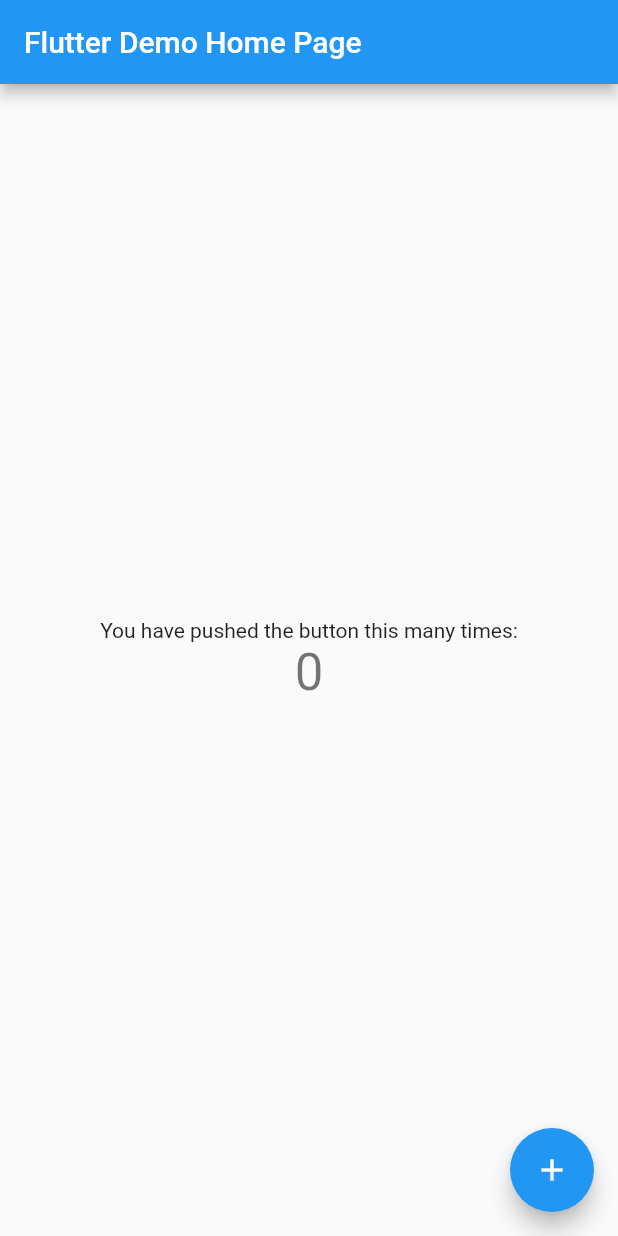
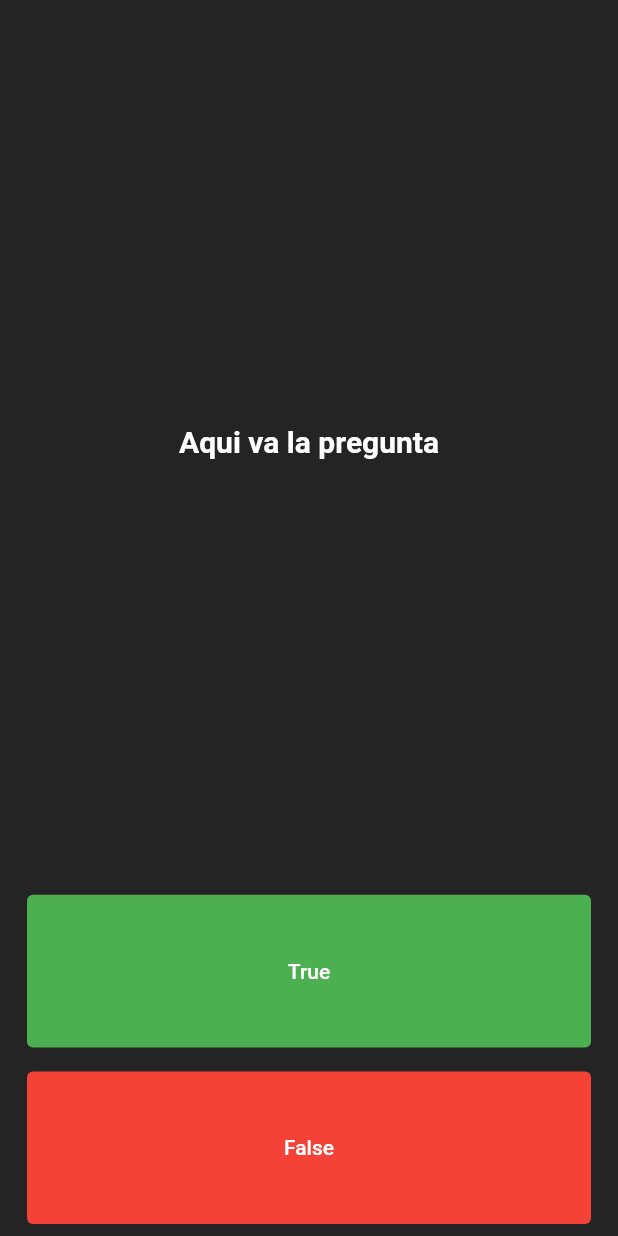
Before and after one commit to CocodriloFeliz/quizzler-app, a Flutter app: the screen it shows after launch, on a phone screen of 412 x 824 dp. Run offline on Flutter 3.47's test engine with Material 2 defaults, Android fonts, the phone set to English and light mode, and no system bars.

Commit message:
Base added

```diff
--- a/lib/main.dart
+++ b/lib/main.dart
@@ -1,115 +1,95 @@
 import 'package:flutter/material.dart';
 
 void main() {
-  runApp(const MyApp());
+  runApp(const QuizzlerApp());
 }
 
-class MyApp extends StatelessWidget {
-  const MyApp({Key? key}) : super(key: key);
+class QuizzlerApp extends StatelessWidget {
+  const QuizzlerApp({Key? key}) : super(key: key);
 
-  // This widget is the root of your application.
   @override
   Widget build(BuildContext context) {
-    return MaterialApp(
-      title: 'Flutter Demo',
-      theme: ThemeData(
-        // This is the theme of your application.
-        //
-        // Try running your application with "flutter run". You'll see the
-        // application has a blue toolbar. Then, without quitting the app, try
-        // changing the primarySwatch below to Colors.green and then invoke
-        // "hot reload" (press "r" in the console where you ran "flutter run",
-        // or simply save your changes to "hot reload" in a Flutter IDE).
-        // Notice that the counter didn't reset back to zero; the application
-        // is not restarted.
-        primarySwatch: Colors.blue,
+    return const MaterialApp(
+      home: Scaffold(
+        backgroundColor: Color.fromARGB(255, 36, 36, 36),
+        body: SafeArea(
+          child: Padding(
+            padding: EdgeInsets.symmetric(horizontal: 10.0),
+            child: QuizPage(),
+          ),
+        ),
       ),
-      home: const MyHomePage(title: 'Flutter Demo Home Page'),
     );
   }
 }
 
-class MyHomePage extends StatefulWidget {
-  const MyHomePage({Key? key, required this.title}) : super(key: key);
-
-  // This widget is the home page of your application. It is stateful, meaning
-  // that it has a State object (defined below) that contains fields that affect
-  // how it looks.
-
-  // This class is the configuration for the state. It holds the values (in this
-  // case the title) provided by the parent (in this case the App widget) and
-  // used by the build method of the State. Fields in a Widget subclass are
-  // always marked "final".
-
-  final String title;
+class QuizPage extends StatefulWidget {
+  const QuizPage({Key? key}) : super(key: key);
 
   @override
-  State<MyHomePage> createState() => _MyHomePageState();
+  State<QuizPage> createState() => _QuizPageState();
 }
 
-class _MyHomePageState extends State<MyHomePage> {
-  int _counter = 0;
-
-  void _incrementCounter() {
-    setState(() {
-      // This call to setState tells the Flutter framework that something has
-      // changed in this State, which causes it to rerun the build method below
-      // so that the display can reflect the updated values. If we changed
-      // _counter without calling setState(), then the build method would not be
-      // called again, and so nothing would appear to happen.
-      _counter++;
-    });
-  }
-
+class _QuizPageState extends State<QuizPage> {
   @override
   Widget build(BuildContext context) {
-    // This method is rerun every time setState is called, for instance as done
-    // by the _incrementCounter method above.
-    //
-    // The Flutter framework has been optimized to make rerunning build methods
-    // fast, so that you can just rebuild anything that needs updating rather
-    // than having to individually change instances of widgets.
-    return Scaffold(
-      appBar: AppBar(
-        // Here we take the value from the MyHomePage object that was created by
-        // the App.build method, and use it to set our appbar title.
-        title: Text(widget.title),
-      ),
-      body: Center(
-        // Center is a layout widget. It takes a single child and positions it
-        // in the middle of the parent.
-        child: Column(
-          // Column is also a layout widget. It takes a list of children and
-          // arranges them vertically. By default, it sizes itself to fit its
-          // children horizontally, and tries to be as tall as its parent.
-          //
-          // Invoke "debug painting" (press "p" in the console, choose the
-          // "Toggle Debug Paint" action from the Flutter Inspector in Android
-          // Studio, or the "Toggle Debug Paint" command in Visual Studio Code)
-          // to see the wireframe for each widget.
-          //
-          // Column has various properties to control how it sizes itself and
-          // how it positions its children. Here we use mainAxisAlignment to
-          // center the children vertically; the main axis here is the vertical
-          // axis because Columns are vertical (the cross axis would be
-          // horizontal).
-          mainAxisAlignment: MainAxisAlignment.center,
-          children: <Widget>[
-            const Text(
-              'You have pushed the button this many times:',
+    return Column(
+      crossAxisAlignment: CrossAxisAlignment.stretch,
+      children: [
+        const Expanded(
+          flex: 5,
+          child: Center(
+            child: Text(
+              'Aqui va la pregunta',
+              style: TextStyle(
+                color: Colors.white,
+                fontWeight: FontWeight.bold,
+                fontSize: 20.0,
+              ),
             ),
-            Text(
-              '$_counter',
-              style: Theme.of(context).textTheme.headline4,
+          ),
+        ),
+        Expanded(
+          child: Padding(
+            padding: const EdgeInsets.all(8.0),
+            child: TextButton(
+              style: ButtonStyle(
+                backgroundColor: MaterialStateProperty.all(Colors.green),
+              ),
+              onPressed: () {
+                // ignore: avoid_print
+                print('h');
+              },
+              child: const Text(
+                'True',
+                style: TextStyle(
+                  color: Colors.white,
+                ),
+              ),
             ),
-          ],
+          ),
         ),
-      ),
-      floatingActionButton: FloatingActionButton(
-        onPressed: _incrementCounter,
-        tooltip: 'Increment',
-        child: const Icon(Icons.add),
-      ), // This trailing comma makes auto-formatting nicer for build methods.
+        Expanded(
+          child: Padding(
+            padding: const EdgeInsets.all(8.0),
+            child: TextButton(
+              style: ButtonStyle(
+                backgroundColor: MaterialStateProperty.all(Colors.red),
+              ),
+              onPressed: () {
+                // ignore: avoid_print
+                print('h');
+              },
+              child: const Text(
+                'False',
+                style: TextStyle(
+                  color: Colors.white,
+                ),
+              ),
+            ),
+          ),
+        ),
+      ],
     );
   }
 }
```
Also changed, not shown: 1 other file.
